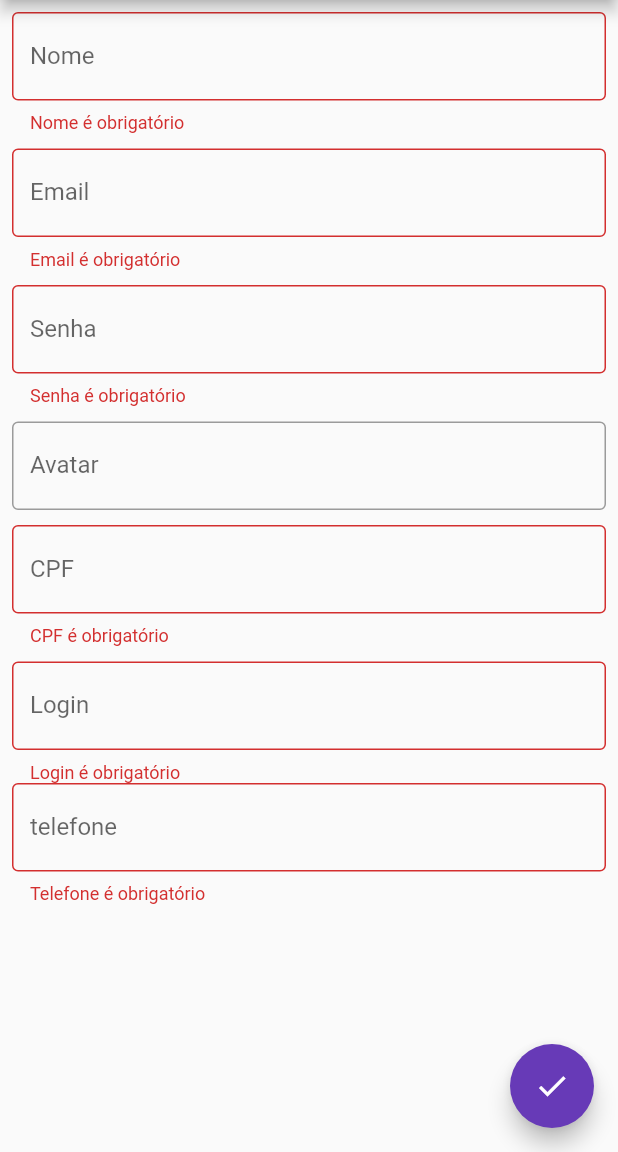
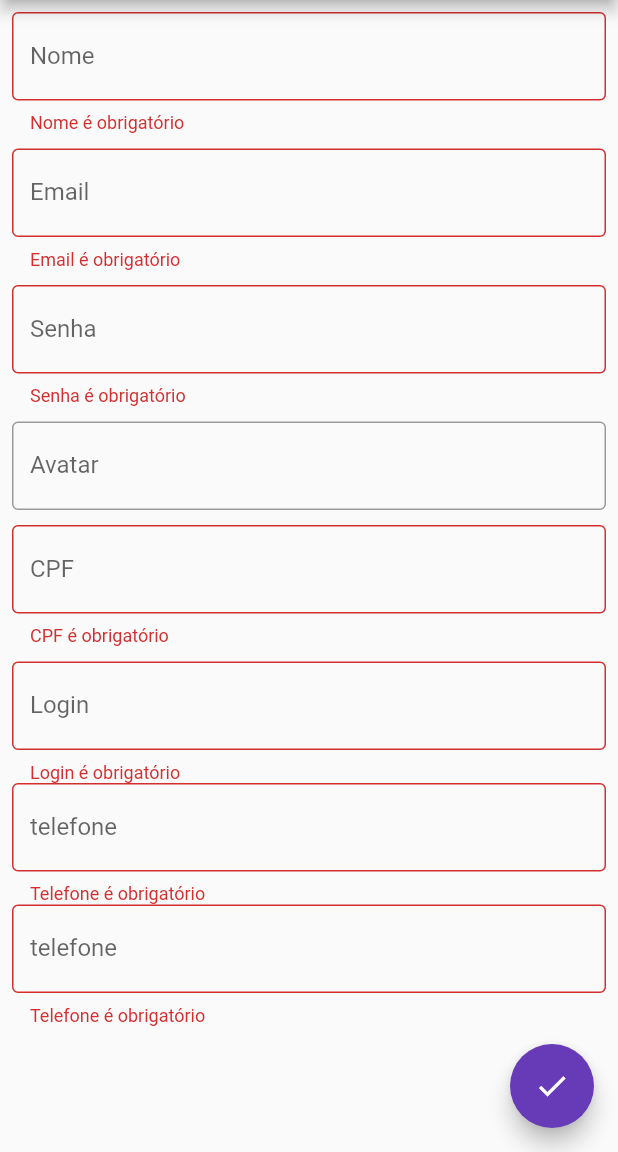
Before and after one commit to prpontes/lp4_appusuarios, a Flutter app: the MutateUserDialog screen opened directly, after a tap on the "check" icon, on a phone screen of 412 x 824 dp, the part 84-1236 px from its top. Run offline on Flutter 3.47's test engine with Material 2 defaults, Android fonts, the phone set to English and light mode, and no system bars; our stand-ins replace diacritic, email_validator, sqflite; missing offline and left inert: cpf_cnpj_validator; accounts and stored records are empty.

Commit message:
validação de telefone

```diff
--- a/lib/components/mutate_user_dialog.dart
+++ b/lib/components/mutate_user_dialog.dart
@@ -4,6 +4,18 @@ import 'package:flutter/material.dart';
 import 'package:lp4_appusuarios/model/usuario.dart';
 import 'package:lp4_appusuarios/provider/usuario_provider.dart';
 import 'package:provider/provider.dart';
+
+// FUNÇÃO PARA VALIDAÇÃO DE NUMERO DE TELEFONE
+String? validateMobile(String value) {
+  String pattern = r'(^\(?[1-9]{2}\)? ?(?:[2-8]|9[1-9])[0-9]{3}\-?[0-9]{4}$)';
+  RegExp regExp = new RegExp(pattern);
+  if (value.length == 0) {
+    return 'Por favor, insira um numero!';
+  } else if (!regExp.hasMatch(value)) {
+    return 'Por favor, coloque um telefone valido!';
+  }
+  return null;
+}
 
 class MutateUserDialog extends StatefulWidget {
   final Usuario? usuario;
@@ -196,6 +208,21 @@ class _MutateUserDialogState extends State<MutateUserDialog> {
                   return null;
                 },
               ),
+              TextFormField(
+                controller: _telefoneController,
+                decoration: const InputDecoration(
+                  labelText: 'telefone',
+                  hintText: "Telefone",
+                  border: OutlineInputBorder(),
+                ),
+                validator: (value) {
+                  if (value!.isEmpty) {
+                    return 'Telefone é obrigatório';
+                  }else{
+                    return validateMobile(value);
+                  }
+                },
+              ),
             ],
           ),
         ),
--- a/pubspec.yaml
+++ b/pubspec.yaml
@@ -41,6 +41,7 @@ dependencies:
   cpf_cnpj_validator: 2.0.0
   email_validator: 2.0.1
   firebase_core: ^1.13.1
+  diacritic:
   #firebase_database: ^9.0.8
   #firebase_auth: "^2.0.0"
 
```
Also changed, not shown: lib/components/mutate_customer.dialog.dart (+14 -1 lines), lib/components/search_user_delegate.dart (indentation only), pubspec.lock, 1 other file.
